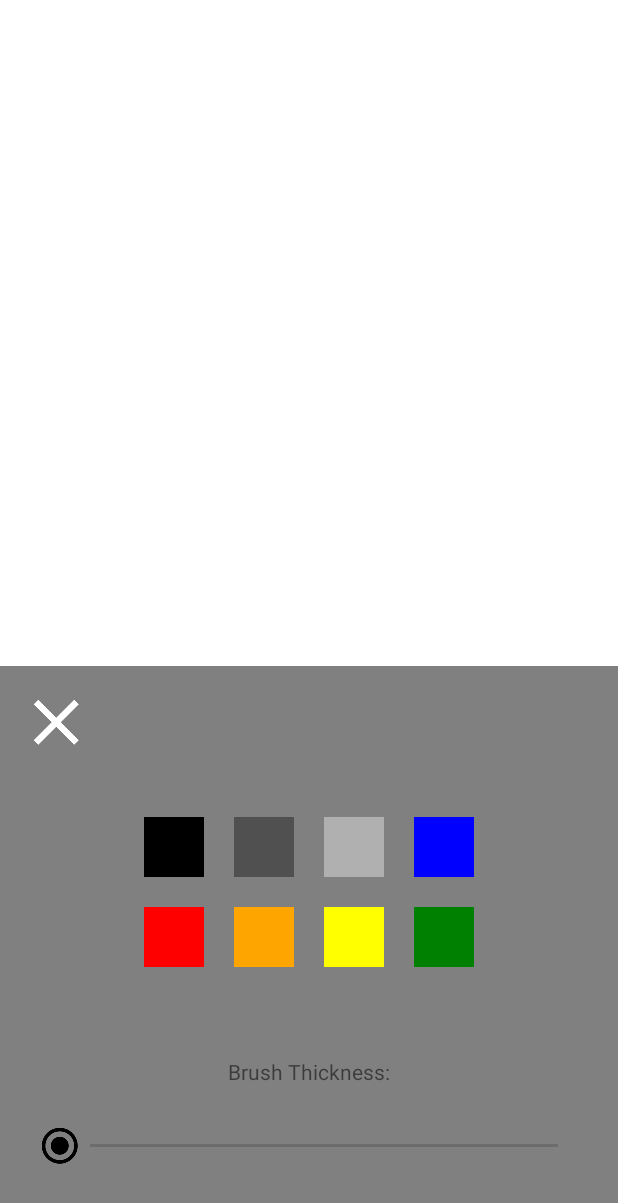
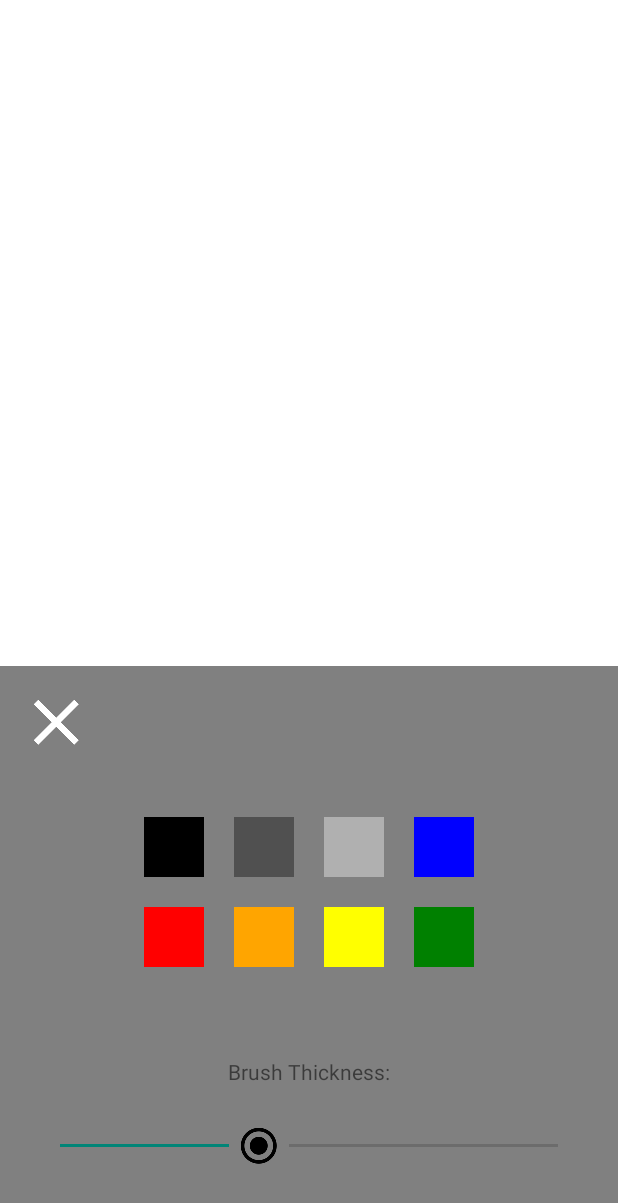
Before and after one commit to SiavashB/MyPaint, an Android app: the screen it shows after launch (MainActivity), after a tap on an icon or button, on a phone screen of 412 x 824 dp. Shown: the top 1203 px of the screen. Run offline under Robolectric (Android 15) with nearby library versions, the phone set to English and light mode, and no system bars.

Commit message:
Added Erase functionality

```diff
--- a/SiavashsPaint/app/src/main/java/paint/thirdeyeds/com/mypaint/DrawView.java
+++ b/SiavashsPaint/app/src/main/java/paint/thirdeyeds/com/mypaint/DrawView.java
@@ -18,6 +18,7 @@ import java.util.ArrayList;
 public class DrawView extends View {
 
     private static final float DEFAULT_BRUSH_THICKNESS = 20;
+    public static final int CANVAS_COLOR = Color.WHITE;
 
 
     private Path currentPath;
@@ -84,7 +85,7 @@ public class DrawView extends View {
                 canvas.drawPath(cp.path, cp.paint);
             }
         } else {
-            canvas.drawColor(Color.WHITE);
+            canvas.drawColor(CANVAS_COLOR);
         }
         if(drawInProgress) {
             canvas.drawPath(currentPath, drawPaint);
@@ -126,4 +127,8 @@ public class DrawView extends View {
         brushThickness = newThickness;
         drawPaint.setStrokeWidth(brushThickness);
     }
+
+    public float getBrushThickness() {
+        return brushThickness;
+    }
 }
--- a/SiavashsPaint/app/src/main/java/paint/thirdeyeds/com/mypaint/MainActivity.java
+++ b/SiavashsPaint/app/src/main/java/paint/thirdeyeds/com/mypaint/MainActivity.java
@@ -1,5 +1,6 @@
 package paint.thirdeyeds.com.mypaint;
 
+import android.graphics.Color;
 import android.graphics.drawable.ColorDrawable;
 import android.os.Bundle;
 import android.support.v7.app.AppCompatActivity;
@@ -15,7 +16,9 @@ public class MainActivity extends AppCompatActivity {
     private DrawView drawView;
     private View colorSwatch;
     private View btnColorPicker;
+    private View eraseBtn;
     private SeekBar sbBrushThickness;
+    private boolean eraseEnabled;
 
     @Override
     protected void onCreate(Bundle savedInstanceState) {
@@ -25,9 +28,11 @@ public class MainActivity extends AppCompatActivity {
         drawView = (DrawView)findViewById(R.id.drawViewMain);
         colorSwatch = findViewById(R.id.colorSwatch);
         btnColorPicker = findViewById(R.id.btnColorPicker);
+        eraseBtn = findViewById(R.id.ivErase);
 
         sbBrushThickness = (SeekBar)findViewById(R.id.sbBrushThickness);
 
+        sbBrushThickness.setProgress((int) ((drawView.getBrushThickness()/MAX_BRUSH_THICKNESS) * 100));
         sbBrushThickness.setOnSeekBarChangeListener(new SeekBar.OnSeekBarChangeListener() {
             @Override
             public void onProgressChanged(SeekBar seekBar, int progress, boolean fromUser) {
@@ -57,14 +62,26 @@ public class MainActivity extends AppCompatActivity {
                 }
                 colorSwatch.animate().translationY(0);
                 break;
-            case R.id.btnUndo:
+            case R.id.ivUndo:
                 drawView.undo();
                 break;
-            case R.id.btnRedo:
+            case R.id.ivRedo:
                 drawView.redo();
                 break;
             case R.id.ivColorSwatchCloseBtn:
                 colorSwatch.animate().translationY(colorSwatch.getHeight());
+                break;
+            case R.id.ivErase:
+                if(eraseEnabled){
+                    eraseEnabled = false;
+                    drawView.setDrawingPaint(((ColorDrawable)btnColorPicker.getBackground()).getColor());
+                    eraseBtn.setBackgroundColor(Color.TRANSPARENT);
+
+                }else {
+                    drawView.setDrawingPaint(DrawView.CANVAS_COLOR);
+                    eraseEnabled = true;
+                    eraseBtn.setBackgroundColor(Color.GRAY);
+                }
                 break;
         }
     }
--- a/SiavashsPaint/app/src/main/res/layout/activity_main.xml
+++ b/SiavashsPaint/app/src/main/res/layout/activity_main.xml
@@ -26,7 +26,7 @@
 
         <ImageView
 
-            android:id="@+id/btnUndo"
+            android:id="@+id/ivUndo"
             android:layout_width="wrap_content"
             android:layout_height="wrap_content"
             android:onClick="buttonHandler"
@@ -42,8 +42,15 @@
             android:onClick="buttonHandler" />
 
         <ImageView
+            android:id="@+id/ivErase"
+            android:layout_width="wrap_content"
+            android:layout_height="wrap_content"
+            android:onClick="buttonHandler"
+            android:rotationY="180"
+            android:src="@drawable/ic_erase" />
+        <ImageView
 
-            android:id="@+id/btnRedo"
+            android:id="@+id/ivRedo"
             android:layout_width="wrap_content"
             android:layout_height="wrap_content"
             android:onClick="buttonHandler"
```
Also changed, not shown: SiavashsPaint/app/src/main/res/drawable-hdpi/ic_erase.png (added), SiavashsPaint/app/src/main/res/drawable-mdpi/ic_erase.png (added), SiavashsPaint/app/src/main/res/drawable-xhdpi/ic_erase.png (added), SiavashsPaint/app/src/main/res/drawable-xxhdpi/ic_erase.png (added), SiavashsPaint/app/src/main/res/drawable-xxxhdpi/ic_erase.png (added).
